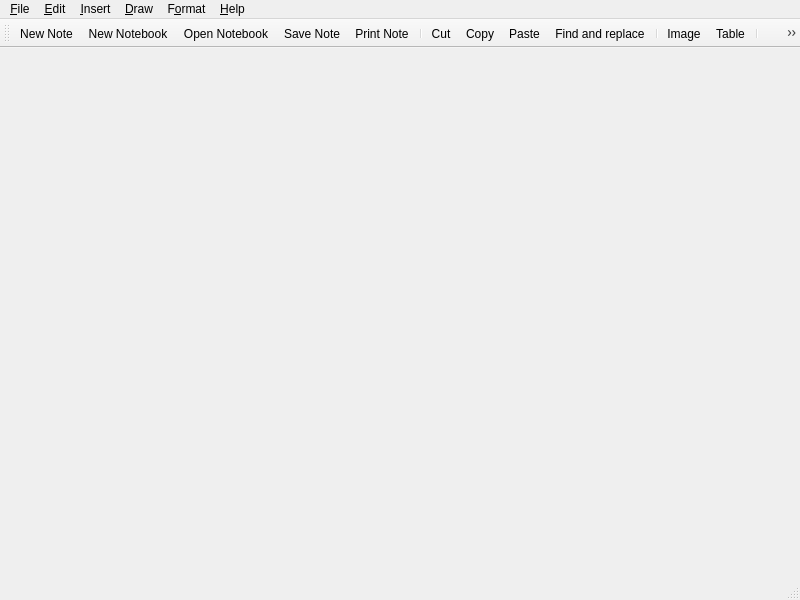
arindamrc/mynote, file mynotemainwindow.ui: the form before one commit.
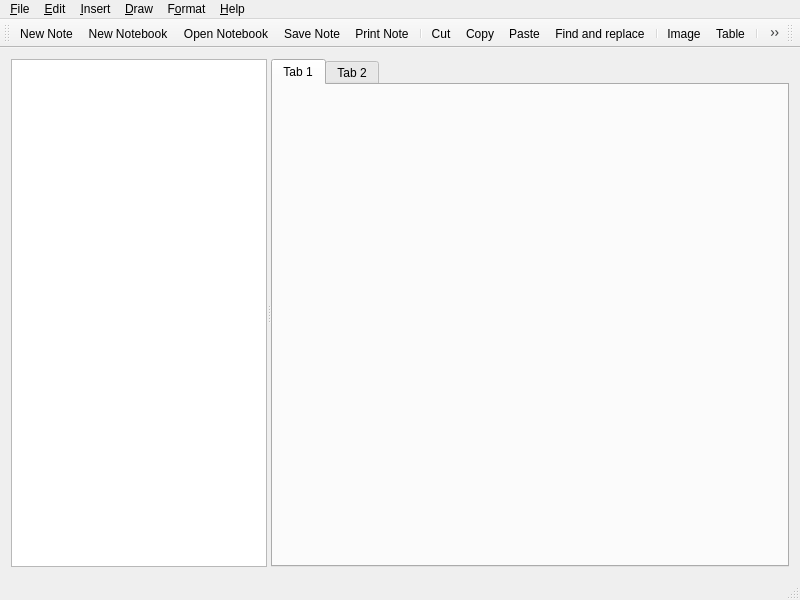
The form after the commit. Icons and pictures are not drawn.

Commit message: finally fixed the note explorer.

```diff
--- a/mynotemainwindow.ui
+++ b/mynotemainwindow.ui
@@ -10,10 +10,63 @@
     <height>600</height>
    </rect>
   </property>
+  <property name="sizePolicy">
+   <sizepolicy hsizetype="Preferred" vsizetype="Preferred">
+    <horstretch>0</horstretch>
+    <verstretch>0</verstretch>
+   </sizepolicy>
+  </property>
   <property name="windowTitle">
    <string>MyNoteMainWindow</string>
   </property>
-  <widget class="QWidget" name="centralWidget"/>
+  <widget class="QWidget" name="centralWidget">
+   <layout class="QGridLayout" name="gridLayout">
+    <item row="0" column="1">
+     <widget class="QSplitter" name="splitter">
+      <property name="orientation">
+       <enum>Qt::Horizontal</enum>
+      </property>
+      <widget class="QTreeWidget" name="noteExplorerWidget">
+       <property name="sizePolicy">
+        <sizepolicy hsizetype="Expanding" vsizetype="Expanding">
+         <horstretch>0</horstretch>
+         <verstretch>0</verstretch>
+        </sizepolicy>
+       </property>
+       <property name="frameShape">
+        <enum>QFrame::StyledPanel</enum>
+       </property>
+       <attribute name="headerVisible">
+        <bool>false</bool>
+       </attribute>
+       <column>
+        <property name="text">
+         <string notr="true">1</string>
+        </property>
+       </column>
+      </widget>
+      <widget class="QTabWidget" name="noteTabWidget">
+       <property name="sizePolicy">
+        <sizepolicy hsizetype="Expanding" vsizetype="Expanding">
+         <horstretch>4</horstretch>
+         <verstretch>0</verstretch>
+        </sizepolicy>
+       </property>
+       <widget class="QWidget" name="tab">
+        <attribute name="title">
+         <string>Tab 1</string>
+        </attribute>
+       </widget>
+       <widget class="QWidget" name="tab_2">
+        <attribute name="title">
+         <string>Tab 2</string>
+        </attribute>
+       </widget>
+      </widget>
+     </widget>
+    </item>
+   </layout>
+  </widget>
   <widget class="QMenuBar" name="menuBar">
    <property name="geometry">
     <rect>
@@ -124,6 +177,17 @@
    <addaction name="actionItalics"/>
   </widget>
   <widget class="QStatusBar" name="statusBar"/>
+  <widget class="QToolBar" name="toolBar">
+   <property name="windowTitle">
+    <string>toolBar</string>
+   </property>
+   <attribute name="toolBarArea">
+    <enum>TopToolBarArea</enum>
+   </attribute>
+   <attribute name="toolBarBreak">
+    <bool>false</bool>
+   </attribute>
+  </widget>
   <action name="actionNew_Notebook">
    <property name="icon">
     <iconset resource="mynote_resources.qrc">
```
The commit also changes 10 other files.
